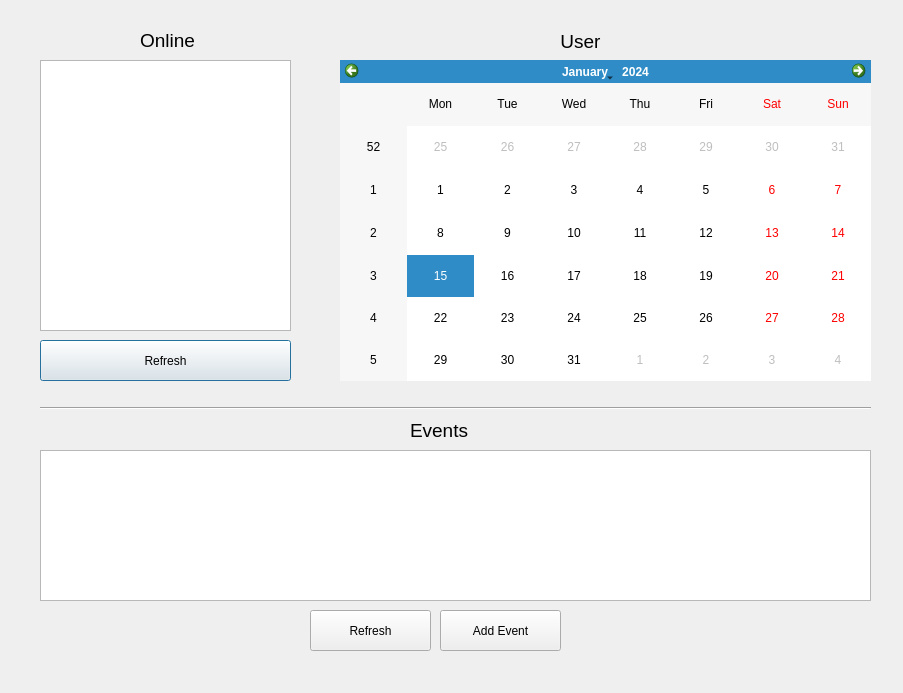
First picture: the form in dashboard.ui, repository curvySage/Get2gether, before the edit.
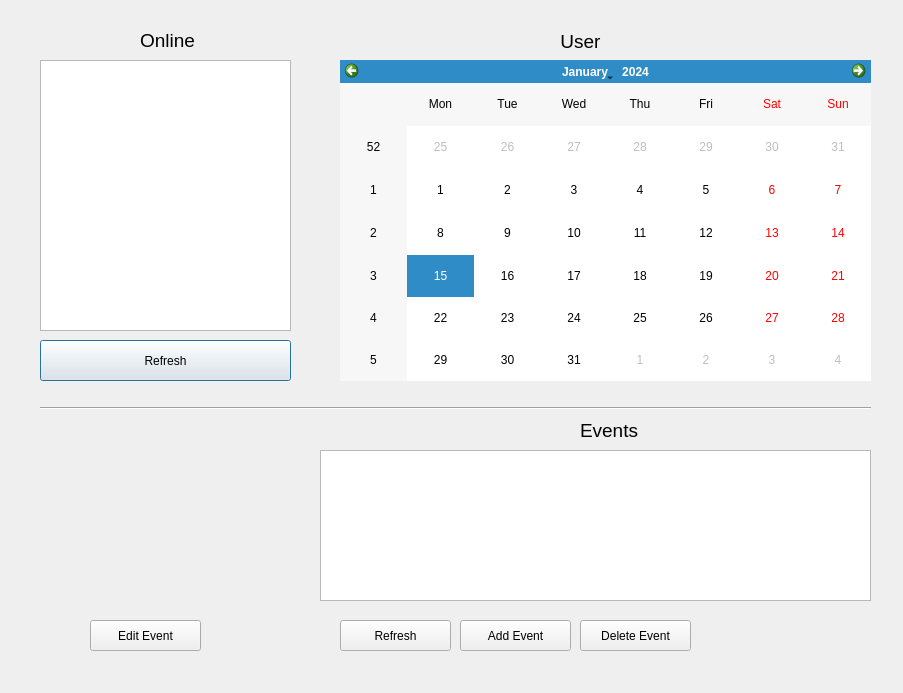
Second picture: the form after the edit.

Commit message: updated with no EditDialog class windows

```diff
--- a/dashboard.ui
+++ b/dashboard.ui
@@ -67,9 +67,9 @@
   <widget class="QTableView" name="eventsview">
    <property name="geometry">
     <rect>
-     <x>40</x>
+     <x>320</x>
      <y>450</y>
-     <width>831</width>
+     <width>551</width>
      <height>151</height>
     </rect>
    </property>
@@ -77,10 +77,10 @@
   <widget class="QPushButton" name="addevents">
    <property name="geometry">
     <rect>
-     <x>440</x>
-     <y>610</y>
-     <width>121</width>
-     <height>41</height>
+     <x>460</x>
+     <y>620</y>
+     <width>111</width>
+     <height>31</height>
     </rect>
    </property>
    <property name="text">
@@ -90,10 +90,10 @@
   <widget class="QPushButton" name="loadevents">
    <property name="geometry">
     <rect>
-     <x>310</x>
-     <y>610</y>
-     <width>121</width>
-     <height>41</height>
+     <x>340</x>
+     <y>620</y>
+     <width>111</width>
+     <height>31</height>
     </rect>
    </property>
    <property name="text">
@@ -103,7 +103,7 @@
   <widget class="QLabel" name="eventlabel">
    <property name="geometry">
     <rect>
-     <x>410</x>
+     <x>580</x>
      <y>420</y>
      <width>61</width>
      <height>21</height>
@@ -149,6 +149,32 @@
     <string>&lt;html&gt;&lt;head/&gt;&lt;body&gt;&lt;p align=&quot;center&quot;&gt;User&lt;/p&gt;&lt;/body&gt;&lt;/html&gt;</string>
    </property>
   </widget>
+  <widget class="QPushButton" name="editEvents">
+   <property name="geometry">
+    <rect>
+     <x>90</x>
+     <y>620</y>
+     <width>111</width>
+     <height>31</height>
+    </rect>
+   </property>
+   <property name="text">
+    <string>Edit Event</string>
+   </property>
+  </widget>
+  <widget class="QPushButton" name="deleteEvents">
+   <property name="geometry">
+    <rect>
+     <x>580</x>
+     <y>620</y>
+     <width>111</width>
+     <height>31</height>
+    </rect>
+   </property>
+   <property name="text">
+    <string>Delete Event</string>
+   </property>
+  </widget>
  </widget>
  <resources/>
  <connections/>
```
The commit also changes 6 other files.
